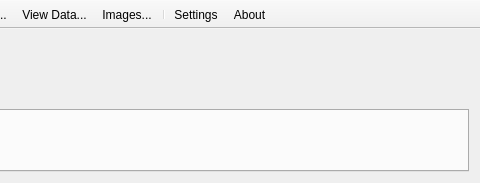
The window that desktop/mainwindow.ui (davidrg/zxweather) describes before a commit, drawn with Qt 5; both pictures show x 232 to 712 and y 0 to 183 of the 712 by 183 pixel window.
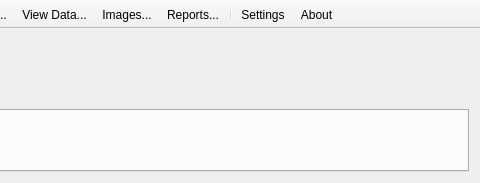
The same window after the commit. Icons and pictures are not drawn. Custom widgets are drawn as their Qt base class.

Diff of the .ui file:
```diff
--- a/desktop/mainwindow.ui
+++ b/desktop/mainwindow.ui
@@ -160,6 +160,7 @@
    <addaction name="actionExport_Data"/>
    <addaction name="actionView_Data"/>
    <addaction name="actionImages"/>
+   <addaction name="action_Reports"/>
    <addaction name="separator"/>
    <addaction name="actionSettings"/>
    <addaction name="actionAbout"/>
@@ -170,7 +171,10 @@
      <normaloff>:/icons/settings</normaloff>:/icons/settings</iconset>
    </property>
    <property name="text">
-    <string>Settings</string>
+    <string>&amp;Settings</string>
+   </property>
+   <property name="toolTip">
+    <string>Change settings</string>
    </property>
   </action>
   <action name="actionAbout">
@@ -179,7 +183,10 @@
      <normaloff>:/icons/about</normaloff>:/icons/about</iconset>
    </property>
    <property name="text">
-    <string>About</string>
+    <string>&amp;About</string>
+   </property>
+   <property name="toolTip">
+    <string>View copyright information</string>
    </property>
   </action>
   <action name="actionCharts">
@@ -188,7 +195,7 @@
      <normaloff>:/icons/chart</normaloff>:/icons/chart</iconset>
    </property>
    <property name="text">
-    <string>Create Chart...</string>
+    <string>&amp;Create Chart...</string>
    </property>
    <property name="iconText">
     <string>Create Chart...</string>
@@ -203,7 +210,7 @@
      <normaloff>:/icons/export-data</normaloff>:/icons/export-data</iconset>
    </property>
    <property name="text">
-    <string>Export...</string>
+    <string>&amp;Export...</string>
    </property>
    <property name="iconText">
     <string>Export...</string>
@@ -218,7 +225,7 @@
      <normaloff>:/icons/table</normaloff>:/icons/table</iconset>
    </property>
    <property name="text">
-    <string>View Data...</string>
+    <string>&amp;View Data...</string>
    </property>
    <property name="iconText">
     <string>View Data...</string>
@@ -233,7 +240,7 @@
      <normaloff>:/icons/image</normaloff>:/icons/image</iconset>
    </property>
    <property name="text">
-    <string>Images...</string>
+    <string>&amp;Images...</string>
    </property>
    <property name="iconText">
     <string>Images...</string>
@@ -248,10 +255,34 @@
      <normaloff>:/icons/chart</normaloff>:/icons/chart</iconset>
    </property>
    <property name="text">
-    <string>Live Chart...</string>
+    <string>&amp;Live Chart...</string>
    </property>
    <property name="iconText">
     <string>Live Chart...</string>
+   </property>
+   <property name="toolTip">
+    <string>Plot live data</string>
+   </property>
+   <property name="shortcut">
+    <string>Ctrl+L</string>
+   </property>
+  </action>
+  <action name="action_Reports">
+   <property name="icon">
+    <iconset resource="resources.qrc">
+     <normaloff>:/icons/reports</normaloff>:/icons/reports</iconset>
+   </property>
+   <property name="text">
+    <string>&amp;Reports...</string>
+   </property>
+   <property name="iconText">
+    <string>Reports...</string>
+   </property>
+   <property name="toolTip">
+    <string>Run a report</string>
+   </property>
+   <property name="shortcut">
+    <string>Ctrl+R</string>
    </property>
   </action>
  </widget>
```
Left out of the diff: 16 changed lines with no effect on the pictures.
